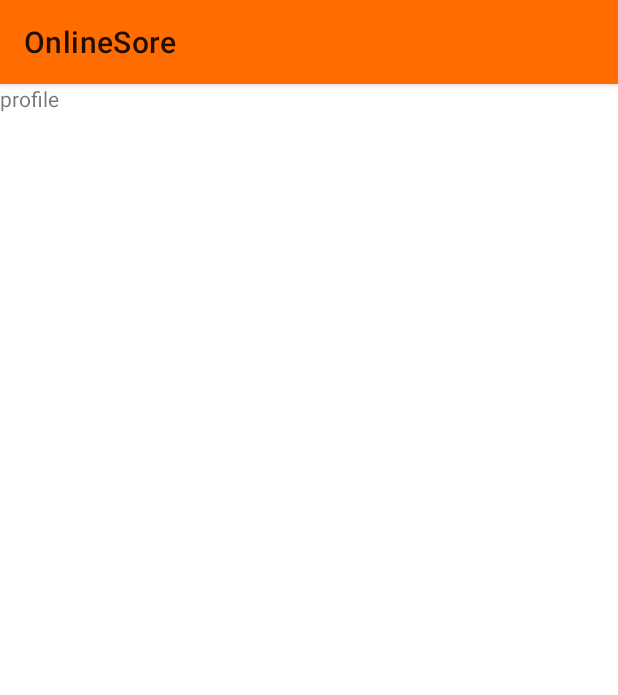
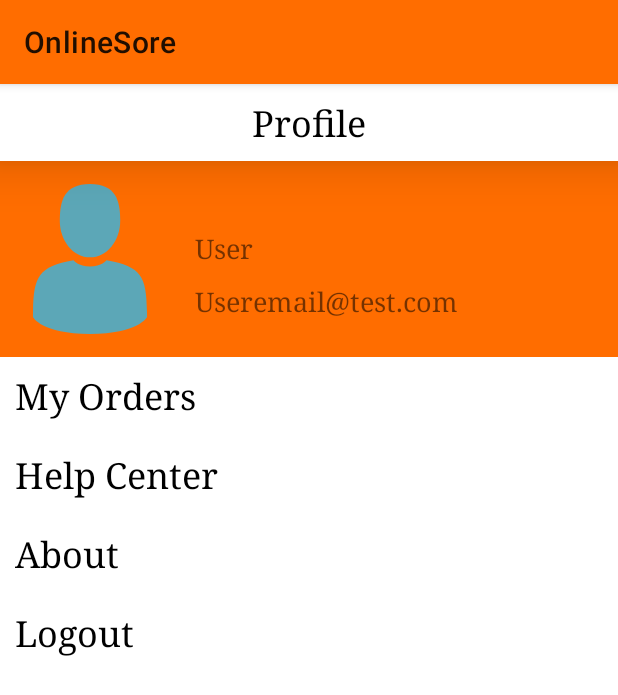
Before and after one commit to pratik-kate/Grocery-Shop-App, an Android app: the fragment ProfileFragment shown on its own in the app's theme, on a phone screen of 412 x 824 dp. Shown: the top 695 px of the screen. Run offline under Robolectric (Android 15) with nearby library versions, the phone set to English and light mode, and no system bars.

Commit message:
Profile Added

```diff
--- /dev/null
+++ b/app/src/main/res/drawable/line.xml
@@ -0,0 +1,8 @@
+<?xml version="1.0" encoding="utf-8"?>
+<shape xmlns:android="http://schemas.android.com/apk/res/android"
+    android:shape="rectangle">
+    <size android:height="1dp"/>
+    <solid android:color="@color/black"/>
+
+
+</shape>
--- a/app/src/main/res/layout/activity_main.xml
+++ b/app/src/main/res/layout/activity_main.xml
@@ -10,9 +10,7 @@
         android:id="@+id/screen"
         android:layout_width="0dp"
         android:layout_height="0dp"
-        android:layout_marginStart="2dp"
         android:layout_marginTop="2dp"
-        android:layout_marginEnd="2dp"
         android:layout_marginBottom="2dp"
         android:orientation="vertical"
         app:layout_constraintBottom_toTopOf="@+id/bottom_navigation"
--- a/app/src/main/res/layout/fragment_profile.xml
+++ b/app/src/main/res/layout/fragment_profile.xml
@@ -1,14 +1,132 @@
 <?xml version="1.0" encoding="utf-8"?>
 <FrameLayout xmlns:android="http://schemas.android.com/apk/res/android"
+    xmlns:app="http://schemas.android.com/apk/res-auto"
     xmlns:tools="http://schemas.android.com/tools"
     android:layout_width="match_parent"
     android:layout_height="match_parent"
     tools:context=".fragmets.ProfileFragment">
 
-    <!-- TODO: Update blank fragment layout -->
-    <TextView
+    <androidx.constraintlayout.widget.ConstraintLayout
         android:layout_width="match_parent"
-        android:layout_height="match_parent"
-        android:text="profile" />
+        android:layout_height="match_parent">
 
+        <TextView
+            android:id="@+id/textView"
+            android:layout_width="0dp"
+            android:layout_height="wrap_content"
+            android:background="#FFFFFF"
+            android:elevation="20dp"
+            android:fontFamily="serif"
+            android:gravity="center"
+            android:padding="10dp"
+            android:text="@string/profile"
+            android:textColor="#000000"
+            android:textSize="24sp"
+            app:layout_constraintEnd_toEndOf="parent"
+            app:layout_constraintStart_toStartOf="parent"
+            app:layout_constraintTop_toTopOf="parent" />
+
+        <androidx.constraintlayout.widget.ConstraintLayout
+            android:id="@+id/constraintLayout"
+            android:layout_width="match_parent"
+            android:layout_height="wrap_content"
+            android:background="@color/home_inactive"
+            app:layout_constraintEnd_toEndOf="parent"
+            app:layout_constraintStart_toStartOf="parent"
+            app:layout_constraintTop_toBottomOf="@+id/textView">
+
+            <ImageView
+                android:id="@+id/imageView2"
+                android:layout_width="100dp"
+                android:layout_height="100dp"
+                android:layout_marginStart="10dp"
+                android:layout_marginTop="15dp"
+                android:layout_marginBottom="15dp"
+                android:src="@drawable/ic_profile"
+                app:layout_constraintBottom_toBottomOf="parent"
+                app:layout_constraintStart_toStartOf="parent"
+                app:layout_constraintTop_toTopOf="parent" />
+
+            <TextView
+                android:id="@+id/textView2"
+                android:layout_width="wrap_content"
+                android:layout_height="wrap_content"
+                android:layout_marginStart="20dp"
+                android:fontFamily="serif"
+                android:text="User"
+                android:textSize="18sp"
+                app:layout_constraintBottom_toBottomOf="@+id/imageView2"
+                app:layout_constraintStart_toEndOf="@+id/imageView2"
+                app:layout_constraintTop_toTopOf="parent" />
+
+            <TextView
+                android:id="@+id/textView3"
+                android:layout_width="wrap_content"
+                android:layout_height="wrap_content"
+                android:layout_marginStart="20dp"
+                android:layout_marginTop="2dp"
+                android:fontFamily="serif"
+                android:text="Useremail@test.com"
+                android:textSize="18sp"
+                app:layout_constraintBottom_toBottomOf="@+id/imageView2"
+                app:layout_constraintStart_toEndOf="@+id/imageView2"
+                app:layout_constraintTop_toBottomOf="@+id/textView2" />
+        </androidx.constraintlayout.widget.ConstraintLayout>
+
+        <LinearLayout
+            android:layout_width="match_parent"
+            android:layout_height="0dp"
+            android:orientation="vertical"
+            android:showDividers="end"
+            app:layout_constraintBottom_toBottomOf="parent"
+            app:layout_constraintEnd_toEndOf="parent"
+            app:layout_constraintStart_toStartOf="parent"
+            app:layout_constraintTop_toBottomOf="@+id/constraintLayout">
+
+            <TextView
+                android:id="@+id/textView4"
+                android:layout_width="match_parent"
+                android:layout_height="wrap_content"
+                android:drawableBottom="@drawable/line"
+                android:fontFamily="serif"
+                android:padding="10dp"
+                android:text="My Orders"
+                android:textColor="@color/black"
+                android:textSize="24sp" />
+
+            <TextView
+                android:id="@+id/textView5"
+                android:layout_width="match_parent"
+                android:layout_height="wrap_content"
+                android:drawableBottom="@drawable/line"
+                android:fontFamily="serif"
+                android:padding="10dp"
+                android:text="Help Center"
+                android:textColor="@color/black"
+                android:textSize="24sp" />
+
+            <TextView
+                android:id="@+id/textView6"
+                android:layout_width="match_parent"
+                android:layout_height="wrap_content"
+                android:drawableBottom="@drawable/line"
+                android:fontFamily="serif"
+                android:padding="10dp"
+                android:text="About"
+                android:textColor="@color/black"
+                android:textSize="24sp" />
+
+            <TextView
+                android:id="@+id/textView7"
+                android:layout_width="match_parent"
+                android:layout_height="wrap_content"
+                android:drawableBottom="@drawable/line"
+                android:fontFamily="serif"
+                android:padding="10dp"
+                android:text="Logout"
+                android:textColor="@color/black"
+                android:textSize="24sp" />
+
+        </LinearLayout>
+    </androidx.constraintlayout.widget.ConstraintLayout>
 </FrameLayout>
--- a/app/src/main/res/values-night/strings.xml
+++ b/app/src/main/res/values-night/strings.xml
@@ -1,4 +1,5 @@
 <?xml version="1.0" encoding="utf-8"?>
 <resources>
     <string name="home">home</string>
+    <string name="profile">Profile</string>
 </resources>
--- a/app/src/main/res/values-night/themes.xml
+++ b/app/src/main/res/values-night/themes.xml
@@ -10,7 +10,7 @@
         <item name="colorSecondaryVariant">#0A8193</item>
         <item name="colorOnSecondary">@color/black</item>
         <!-- Status bar color. -->
-        <item name="android:statusBarColor" tools:targetApi="l">?attr/colorPrimaryVariant</item>
+        <item name="android:statusBarColor" tools:targetApi="l">@color/white</item>
         <!-- Customize your theme here. -->
     </style>
 </resources>
--- a/app/src/main/res/values/strings.xml
+++ b/app/src/main/res/values/strings.xml
@@ -3,4 +3,5 @@
     <string name="home">home</string>
     <!-- TODO: Remove or change this placeholder text -->
     <string name="hello_blank_fragment">Hello blank fragment</string>
+    <string name="profile">Profile</string>
 </resources>
--- a/app/src/main/res/values/themes.xml
+++ b/app/src/main/res/values/themes.xml
@@ -10,7 +10,7 @@
         <item name="colorSecondaryVariant">#0A8193</item>
         <item name="colorOnSecondary">@color/black</item>
         <!-- Status bar color. -->
-        <item name="android:statusBarColor" tools:targetApi="l">?attr/colorPrimaryVariant</item>
+        <item name="android:statusBarColor" tools:targetApi="l">@color/white</item>
         <!-- Customize your theme here. -->
     </style>
 </resources>
```
